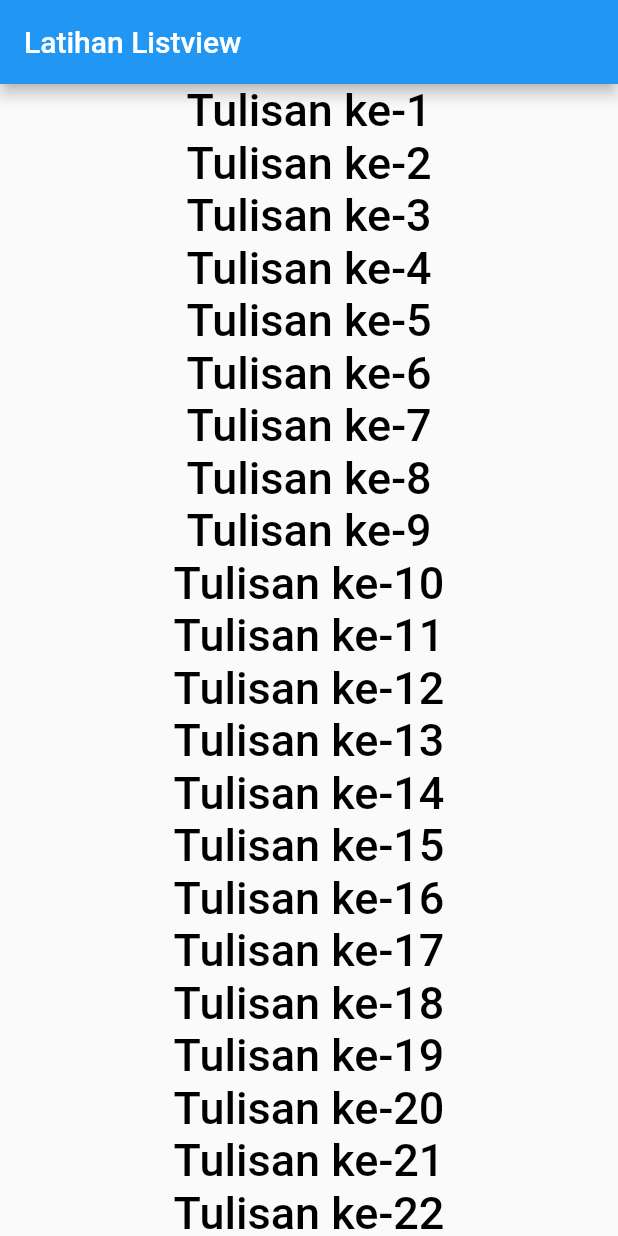
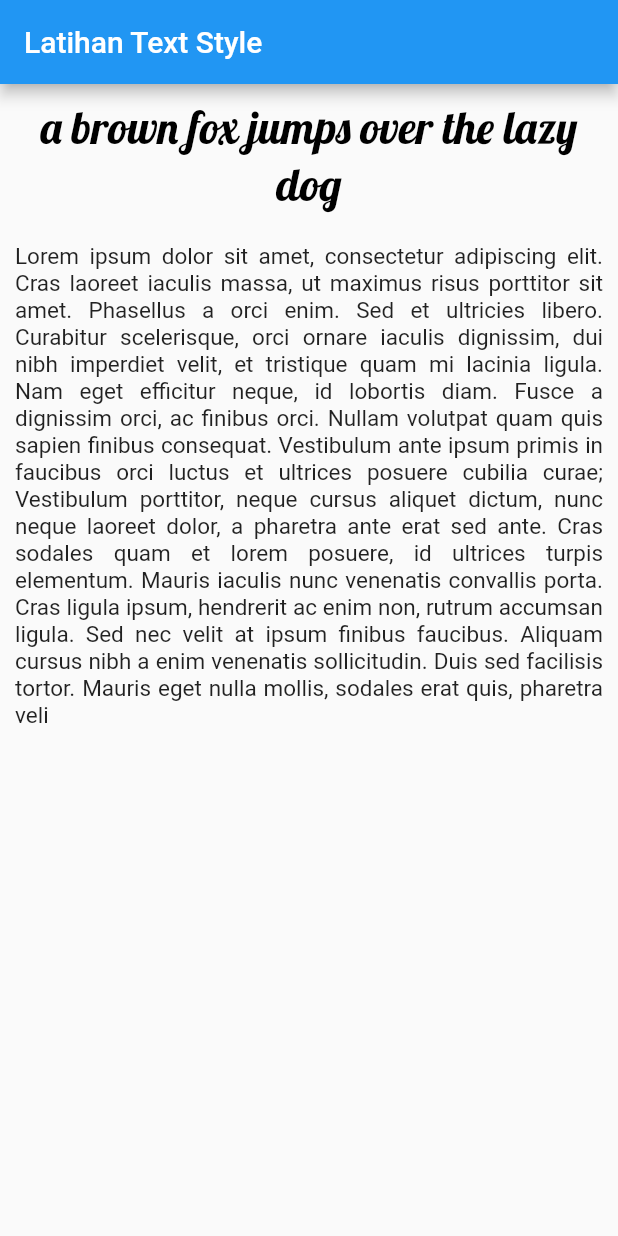
Before and after one commit to akbariyansyah/latihan-flutter, a Flutter app: the screen it shows after launch, on a phone screen of 412 x 824 dp. Run offline on Flutter 3.47's test engine with Material 2 defaults, Android fonts, the phone set to English and light mode, and no system bars.

Commit message:
-Initial Commit -Complete the code

```diff
--- a/lib/main.dart
+++ b/lib/main.dart
@@ -16,37 +16,39 @@ class MyApp extends StatelessWidget {
   }
 }
 
-class MainPage extends StatefulWidget {
-  @override
-  _MainPageState createState() => _MainPageState();
-}
-
-class _MainPageState extends State<MainPage> {
-  List<Widget> list = [];
-
-  _MainPageState() {
-    for (int i = 1; i <= 40; i++) {
-      list.add(Text(
-        "Tulisan ke-$i",
-        style: TextStyle(fontSize: 30, fontWeight: FontWeight.w500,color: Colors.black),
-      ));
-    }
-  }
+class MainPage extends StatelessWidget {
   @override
   Widget build(BuildContext context) {
     return Scaffold(
         appBar: AppBar(
           title: Text(
-          "Latihan Listview",
+            "Latihan Text Style",
           ),
         ),
-      body: ListView(
+        body: Column(
           children: [
-          Column(
-            children: list,
+            Container(
+              margin: EdgeInsets.all(10),
+              child: Text(
+                "a brown fox jumps over the lazy dog",
+                maxLines: 2,
+                style: TextStyle(
+                    fontSize: 30,
+                    fontWeight: FontWeight.w500,
+                    color: Colors.black,
+                    fontFamily: "Lobster"),
+                textAlign: TextAlign.center,
+              ),
+            ),
+            Container(
+              margin: EdgeInsets.all(10),
+              child: Text(
+                "Lorem ipsum dolor sit amet, consectetur adipiscing elit. Cras laoreet iaculis massa, ut maximus risus porttitor sit amet. Phasellus a orci enim. Sed et ultricies libero. Curabitur scelerisque, orci ornare iaculis dignissim, dui nibh imperdiet velit, et tristique quam mi lacinia ligula. Nam eget efficitur neque, id lobortis diam. Fusce a dignissim orci, ac finibus orci. Nullam volutpat quam quis sapien finibus consequat. Vestibulum ante ipsum primis in faucibus orci luctus et ultrices posuere cubilia curae; Vestibulum porttitor, neque cursus aliquet dictum, nunc neque laoreet dolor, a pharetra ante erat sed ante. Cras sodales quam et lorem posuere, id ultrices turpis elementum. Mauris iaculis nunc venenatis convallis porta. Cras ligula ipsum, hendrerit ac enim non, rutrum accumsan ligula. Sed nec velit at ipsum finibus faucibus. Aliquam cursus nibh a enim venenatis sollicitudin. Duis sed facilisis tortor. Mauris eget nulla mollis, sodales erat quis, pharetra veli",
+                style: TextStyle(fontSize: 15),
+                textAlign: TextAlign.justify,
+              ),
             )
           ],
-      )
-    );
+        ));
   }
 }
```
Lines whose indentation alone changed are shown as unchanged.
